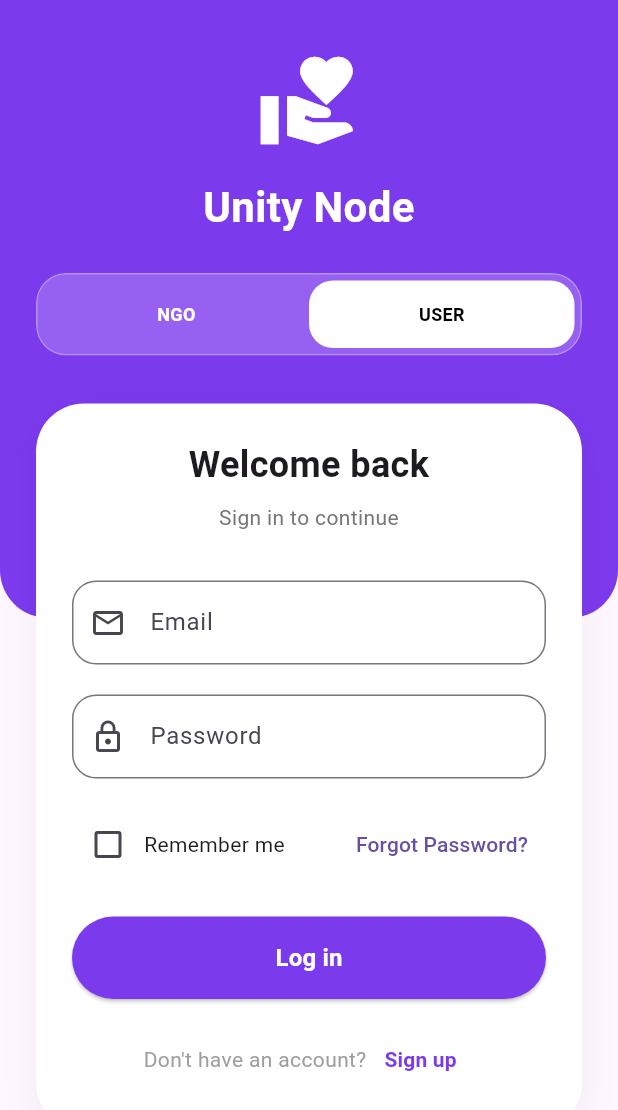
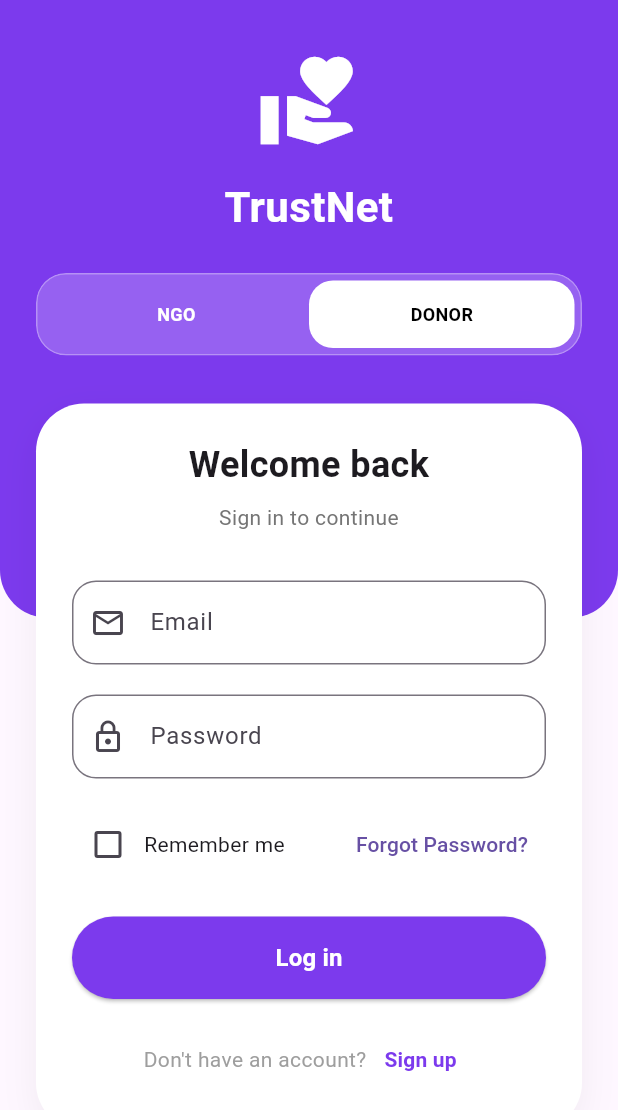
Before and after one commit to ayushgupta674/TrustNet, a Flutter app: the screen it shows after launch, on a phone screen of 412 x 824 dp. Shown: the top 1110 px of the screen. Run offline on Flutter 3.47's test engine with Material 3 defaults, Android fonts, the phone set to English and light mode, and no system bars; our stand-ins replace dio, flutter_riverpod, geocoding, geolocator, go_router, image_picker and 2 more; missing offline and left inert: easy_video_editor, razorpay_flutter.

Commit message:
Some changes

```diff
--- a/lib/features/auth/views/login_screen.dart
+++ b/lib/features/auth/views/login_screen.dart
@@ -183,7 +183,7 @@ class _AuthScreenState extends ConsumerState<AuthScreen> {
                   const Icon(Icons.volunteer_activism, size: 70, color: Colors.white),
                   const SizedBox(height: 16),
                   const Text(
-                    'Unity Node',
+                    'TrustNet',
                     textAlign: TextAlign.center,
                     style: TextStyle(fontSize: 28, fontWeight: FontWeight.bold, color: Colors.white),
                   ),
--- a/lib/features/auth/views/splash_screen.dart
+++ b/lib/features/auth/views/splash_screen.dart
@@ -35,7 +35,7 @@ class _SplashScreenState extends State<SplashScreen> {
             ),
             SizedBox(height: 20),
             Text(
-              'UNITY NODE',
+              'TrustNet',
               style: TextStyle(
                 fontSize: 32,
                 fontWeight: FontWeight.bold,
--- a/lib/features/auth/widgets/auth_tab_bar.dart
+++ b/lib/features/auth/widgets/auth_tab_bar.dart
@@ -25,7 +25,7 @@ class AuthTabBar extends StatelessWidget {
         labelPadding: EdgeInsets.zero, // 👈 Removes extra padding around text
         tabs: const [
           Tab(text: 'NGO'),
-          Tab(text: 'User'),
+          Tab(text: 'Donor'),
         ],
       ),
     );
--- a/lib/features/auth/widgets/auth_user_selector.dart
+++ b/lib/features/auth/widgets/auth_user_selector.dart
@@ -9,6 +9,16 @@ class AuthUserSelector extends ConsumerWidget {
   @override
   Widget build(BuildContext context, WidgetRef ref) {
     final selectedType = ref.watch(authTypeProvider);
+
+    // Map enum values to display text
+    String getDisplayText(AuthUserType type) {
+      switch (type) {
+        case AuthUserType.ngo:
+          return 'NGO';
+        case AuthUserType.user:
+          return 'DONOR';
+      }
+    }
 
     return ClipRRect(
       borderRadius: BorderRadius.circular(20),
@@ -36,7 +46,7 @@ class AuthUserSelector extends ConsumerWidget {
                       borderRadius: BorderRadius.circular(16),
                     ),
                     child: Text(
-                      type.name.toUpperCase(),
+                      getDisplayText(type),
                       style: TextStyle(
                         color: isSelected ? Colors.black : Colors.white,
                         fontWeight: FontWeight.bold,
```
Also changed, not shown: lib/core/network/dio_client.dart (+7 -9 lines), lib/features/auth/data/services/cloudinary_service.dart (+9 -1 lines).
